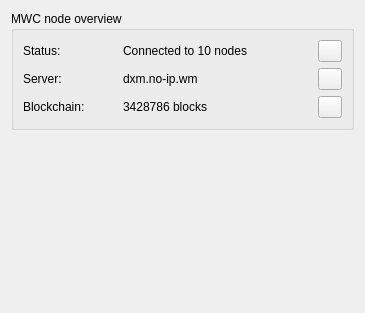
The window that windows/nodestatus.ui (mwcproject/mwc-qt-wallet) describes before a commit, drawn with Qt 5.
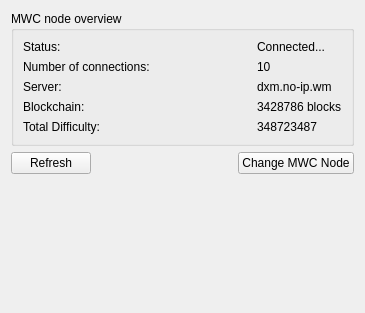
The same window after the commit. Icons and pictures are not drawn.

```diff
--- a/windows/nodestatus.ui
+++ b/windows/nodestatus.ui
@@ -21,136 +21,74 @@
      </property>
      <layout class="QVBoxLayout" name="verticalLayout">
       <item>
-       <layout class="QGridLayout" name="gridLayout" columnstretch="1,2,0">
-        <item row="1" column="2">
-         <widget class="QPushButton" name="pushButton_2">
-          <property name="sizePolicy">
-           <sizepolicy hsizetype="Fixed" vsizetype="Fixed">
-            <horstretch>0</horstretch>
-            <verstretch>0</verstretch>
-           </sizepolicy>
-          </property>
-          <property name="maximumSize">
-           <size>
-            <width>24</width>
-            <height>24</height>
-           </size>
-          </property>
+       <layout class="QGridLayout" name="gridLayout" columnstretch="1,0">
+        <item row="3" column="1">
+         <widget class="QLabel" name="blocksLabel">
           <property name="text">
-           <string/>
-          </property>
-          <property name="icon">
-           <iconset>
-            <normalon>:/img/img/blue-question-mark.png</normalon>
-           </iconset>
-          </property>
-          <property name="iconSize">
-           <size>
-            <width>24</width>
-            <height>24</height>
-           </size>
+           <string>3428786 blocks</string>
           </property>
          </widget>
         </item>
-        <item row="1" column="0">
+        <item row="2" column="0">
          <widget class="QLabel" name="label_4">
           <property name="text">
            <string>Server:</string>
           </property>
          </widget>
         </item>
-        <item row="0" column="0">
-         <widget class="QLabel" name="label_2">
+        <item row="4" column="0">
+         <widget class="QLabel" name="label">
           <property name="text">
-           <string>Status:</string>
-          </property>
-         </widget>
-        </item>
-        <item row="0" column="2">
-         <widget class="QPushButton" name="pushButton">
-          <property name="sizePolicy">
-           <sizepolicy hsizetype="Fixed" vsizetype="Fixed">
-            <horstretch>0</horstretch>
-            <verstretch>0</verstretch>
-           </sizepolicy>
-          </property>
-          <property name="maximumSize">
-           <size>
-            <width>24</width>
-            <height>24</height>
-           </size>
-          </property>
-          <property name="text">
-           <string/>
-          </property>
-          <property name="icon">
-           <iconset>
-            <normalon>:/img/img/blue-question-mark.png</normalon>
-           </iconset>
-          </property>
-          <property name="iconSize">
-           <size>
-            <width>24</width>
-            <height>24</height>
-           </size>
+           <string>Total Difficulty:</string>
           </property>
          </widget>
         </item>
         <item row="0" column="1">
          <widget class="QLabel" name="label_3">
           <property name="text">
-           <string>Connected to 10 nodes</string>
+           <string>Connected...</string>
           </property>
          </widget>
         </item>
-        <item row="1" column="1">
-         <widget class="QLabel" name="label_5">
+        <item row="2" column="1">
+         <widget class="QLabel" name="serverLabel">
           <property name="text">
            <string>dxm.no-ip.wm</string>
           </property>
          </widget>
         </item>
-        <item row="2" column="0">
+        <item row="3" column="0">
          <widget class="QLabel" name="label_6">
           <property name="text">
            <string>Blockchain:</string>
           </property>
          </widget>
         </item>
-        <item row="2" column="1">
-         <widget class="QLabel" name="label_7">
+        <item row="0" column="0">
+         <widget class="QLabel" name="label_2">
           <property name="text">
-           <string>3428786 blocks</string>
+           <string>Status:</string>
           </property>
          </widget>
         </item>
-        <item row="2" column="2">
-         <widget class="QPushButton" name="pushButton_3">
-          <property name="sizePolicy">
-           <sizepolicy hsizetype="Fixed" vsizetype="Fixed">
-            <horstretch>0</horstretch>
-            <verstretch>0</verstretch>
-           </sizepolicy>
+        <item row="4" column="1">
+         <widget class="QLabel" name="difficultyLabel">
+          <property name="text">
+           <string>348723487</string>
           </property>
-          <property name="maximumSize">
-           <size>
-            <width>24</width>
-            <height>24</height>
-           </size>
-          </property>
+         </widget>
+        </item>
+        <item row="1" column="0">
+         <widget class="QLabel" name="label_5">
           <property name="text">
-           <string/>
+           <string>Number of connections:</string>
           </property>
-          <property name="icon">
-           <iconset>
-            <normalon>:/img/img/blue-question-mark.png</normalon>
-           </iconset>
-          </property>
-          <property name="iconSize">
-           <size>
-            <width>24</width>
-            <height>24</height>
-           </size>
+         </widget>
+        </item>
+        <item row="1" column="1">
+         <widget class="QLabel" name="connectionsLabel">
+          <property name="text">
+           <string>10</string>
           </property>
          </widget>
         </item>
@@ -159,6 +97,37 @@
      </layout>
     </widget>
    </item>
+   <item>
+    <layout class="QHBoxLayout" name="horizontalLayout">
+     <item>
+      <widget class="QPushButton" name="refreshButton">
+       <property name="text">
+        <string>Refresh</string>
+       </property>
+      </widget>
+     </item>
+     <item>
+      <spacer name="horizontalSpacer">
+       <property name="orientation">
+        <enum>Qt::Horizontal</enum>
+       </property>
+       <property name="sizeHint" stdset="0">
+        <size>
+         <width>40</width>
+         <height>20</height>
+        </size>
+       </property>
+      </spacer>
+     </item>
+     <item>
+      <widget class="QPushButton" name="changeNodeButton">
+       <property name="text">
+        <string>Change MWC Node</string>
+       </property>
+      </widget>
+     </item>
+    </layout>
+   </item>
    <item>
     <spacer name="verticalSpacer">
      <property name="orientation">
```
Left out of the diff: 2 changed lines with no effect on the pictures.
